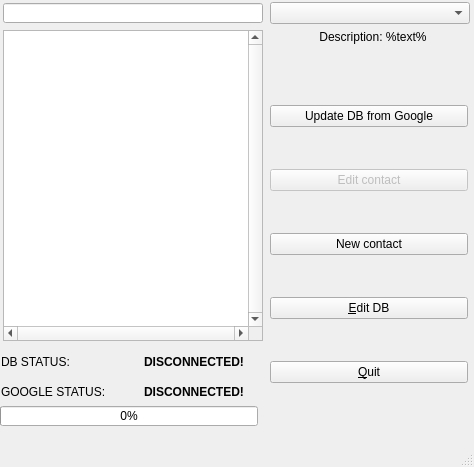
Above: ui/mainform.ui from alexandr-kriptonov/contacts before the change. Below: the same form after it.
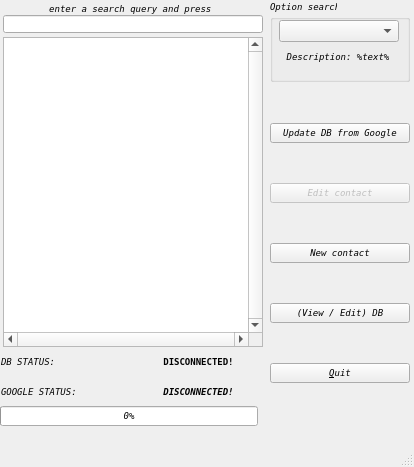
That is the form after the change.

Diff of the .ui file:
```diff
--- a/ui/mainform.ui
+++ b/ui/mainform.ui
@@ -9,10 +9,17 @@
    <rect>
     <x>0</x>
     <y>0</y>
-    <width>474</width>
+    <width>414</width>
     <height>467</height>
    </rect>
   </property>
+  <property name="font">
+   <font>
+    <family>DejaVu Sans Mono</family>
+    <pointsize>7</pointsize>
+    <italic>true</italic>
+   </font>
+  </property>
   <property name="windowTitle">
    <string>MainWindow</string>
   </property>
@@ -20,16 +27,6 @@
    <set>QMainWindow::AllowTabbedDocks|QMainWindow::AnimatedDocks</set>
   </property>
   <widget class="QWidget" name="centralwidget">
-   <widget class="QLineEdit" name="le_search">
-    <property name="geometry">
-     <rect>
-      <x>3</x>
-      <y>3</y>
-      <width>260</width>
-      <height>20</height>
-     </rect>
-    </property>
-   </widget>
    <widget class="QProgressBar" name="pBar">
     <property name="geometry">
      <rect>
@@ -47,9 +44,9 @@
     <property name="geometry">
      <rect>
       <x>270</x>
-      <y>69</y>
-      <width>198</width>
-      <height>351</height>
+      <y>89</y>
+      <width>140</width>
+      <height>331</height>
      </rect>
     </property>
     <layout class="QVBoxLayout" name="verticalLayout">
@@ -80,7 +77,7 @@
      <item>
       <widget class="QPushButton" name="b_edit_db">
        <property name="text">
-        <string>&amp;Edit DB</string>
+        <string>(View / Edit) DB</string>
        </property>
       </widget>
      </item>
@@ -98,7 +95,7 @@
      <rect>
       <x>1</x>
       <y>350</y>
-      <width>255</width>
+      <width>261</width>
       <height>54</height>
      </rect>
     </property>
@@ -161,9 +158,9 @@
     <property name="geometry">
      <rect>
       <x>3</x>
-      <y>30</y>
+      <y>37</y>
       <width>260</width>
-      <height>311</height>
+      <height>310</height>
      </rect>
     </property>
     <property name="cursor" stdset="0">
@@ -212,34 +209,78 @@
      <bool>false</bool>
     </property>
    </widget>
-   <widget class="QComboBox" name="comboB_search">
+   <widget class="QGroupBox" name="groupBox">
     <property name="geometry">
      <rect>
       <x>270</x>
-      <y>2</y>
-      <width>200</width>
-      <height>22</height>
+      <y>0</y>
+      <width>140</width>
+      <height>82</height>
      </rect>
     </property>
-    <property name="maxCount">
-     <number>3</number>
+    <property name="title">
+     <string>Option search</string>
     </property>
+    <widget class="QComboBox" name="comboB_search">
+     <property name="geometry">
+      <rect>
+       <x>9</x>
+       <y>20</y>
+       <width>120</width>
+       <height>22</height>
+      </rect>
+     </property>
+     <property name="maxCount">
+      <number>3</number>
+     </property>
+    </widget>
+    <widget class="QLabel" name="l_search">
+     <property name="geometry">
+      <rect>
+       <x>8</x>
+       <y>50</y>
+       <width>120</width>
+       <height>14</height>
+      </rect>
+     </property>
+     <property name="text">
+      <string>Description: %text%</string>
+     </property>
+     <property name="alignment">
+      <set>Qt::AlignCenter</set>
+     </property>
+    </widget>
+    <zorder>comboB_search</zorder>
+    <zorder>l_search</zorder>
+    <zorder>le_search</zorder>
    </widget>
-   <widget class="QLabel" name="l_search">
+   <widget class="QWidget" name="verticalLayoutWidget_2">
     <property name="geometry">
      <rect>
-      <x>273</x>
-      <y>30</y>
-      <width>200</width>
-      <height>14</height>
+      <x>3</x>
+      <y>3</y>
+      <width>260</width>
+      <height>30</height>
      </rect>
     </property>
-    <property name="text">
-     <string>Description: %text%</string>
-    </property>
-    <property name="alignment">
-     <set>Qt::AlignCenter</set>
-    </property>
+    <layout class="QVBoxLayout" name="verticalLayout_2">
+     <property name="spacing">
+      <number>0</number>
+     </property>
+     <item>
+      <widget class="QLabel" name="label">
+       <property name="text">
+        <string>enter a search query and press &lt;ENTER&gt;</string>
+       </property>
+       <property name="alignment">
+        <set>Qt::AlignCenter</set>
+       </property>
+      </widget>
+     </item>
+     <item>
+      <widget class="QLineEdit" name="le_search"/>
+     </item>
+    </layout>
    </widget>
   </widget>
   <widget class="QMenuBar" name="menubar">
```
Left out of the diff: 4 changed lines with no effect on the pictures.
